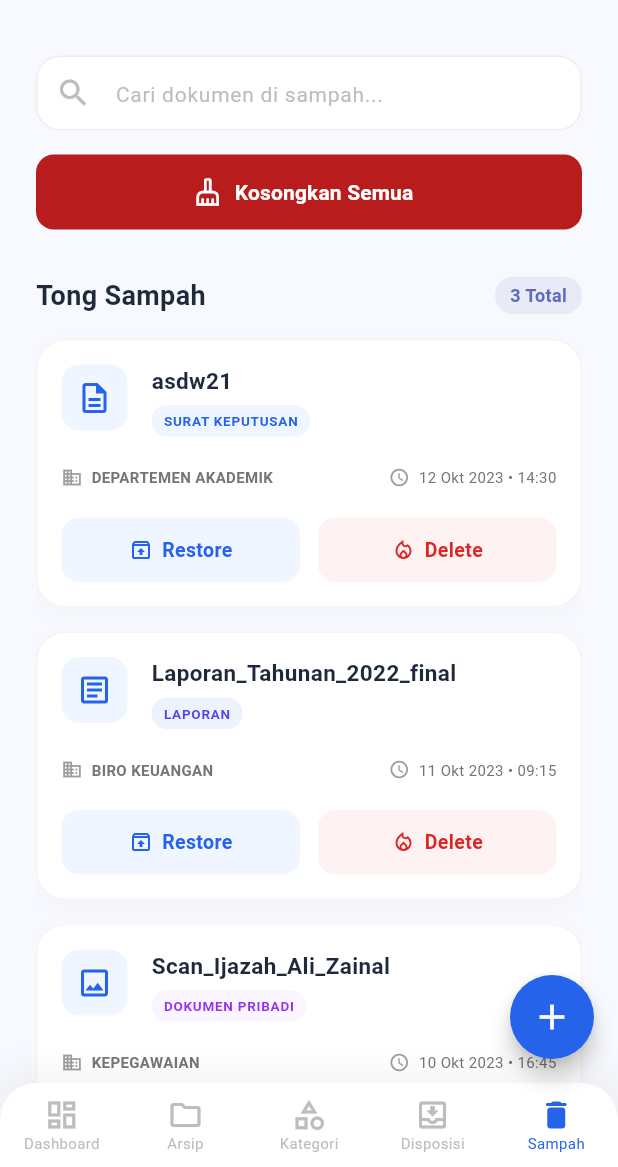
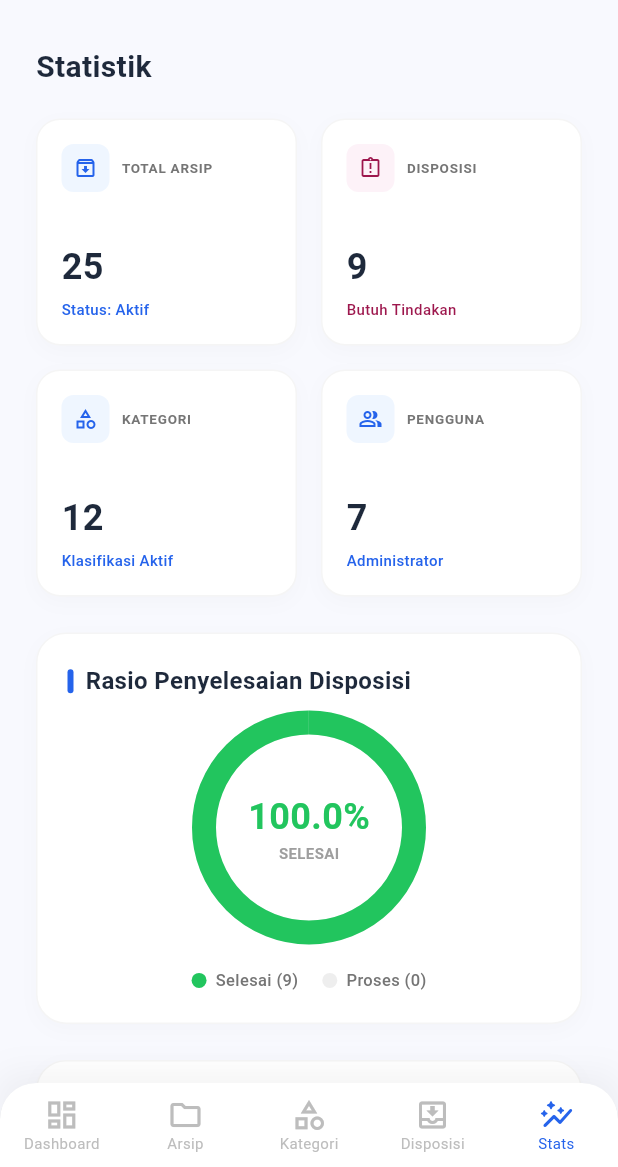
Before and after one commit to SainzLab/eSIP-Mobile, a Flutter app: the MainScreen screen opened directly, item 5 of the bottom bar chosen, on a phone screen of 412 x 824 dp, the part 69-1236 px from its top. Run offline on Flutter 3.47's test engine with Material 3 defaults, Android fonts, the phone set to English and light mode, and no system bars.

Commit message:
update UI statistik role kepsek

```diff
--- a/lib/main_screen.dart
+++ b/lib/main_screen.dart
@@ -4,6 +4,7 @@ import 'archive_screen.dart';
 import 'category_screen.dart';
 import 'disposisi_screen.dart';
 import 'sampah_screen.dart';
+import 'statistik_screen.dart';
 
 class MainScreen extends StatefulWidget {
   const MainScreen({super.key});
@@ -17,25 +18,31 @@ class _MainScreenState extends State<MainScreen> {
   final Color primaryBlue = const Color(0xFF2563EB);
   final Color bgColor = const Color(0xFFF8F9FE);
 
-  final List<Widget> _pages = [
+  // ------------------------------
+  final String currentRole = 'kepsek';
+  // ------------------------------
+
+  List<Widget> _getPages() {
+    return [
       const DashboardScreen(),
       const ArchiveScreen(),
       const CategoryScreen(),
       const DisposisiScreen(),
-    const SampahScreen(),
+      currentRole == 'kepsek' ? const StatistikScreen() : const SampahScreen(),
     ];
+  }
 
   @override
   Widget build(BuildContext context) {
+    final pages = _getPages();
+
     return Scaffold(
       backgroundColor: bgColor,
       appBar: AppBar(
         backgroundColor: bgColor,
         elevation: 0,
-
         scrolledUnderElevation: 0,
         surfaceTintColor: Colors.transparent,
-
         titleSpacing: 24.0,
         title: Text(
           'eSIP',
@@ -58,9 +65,11 @@ class _MainScreenState extends State<MainScreen> {
         ],
       ),
 
-      body: _pages[_selectedIndex],
+      body: pages[_selectedIndex],
 
-      floatingActionButton: FloatingActionButton(
+      floatingActionButton: currentRole == 'kepsek'
+          ? null
+          : FloatingActionButton(
               onPressed: () {},
               backgroundColor: primaryBlue,
               shape: const CircleBorder(),
@@ -92,12 +101,16 @@ class _MainScreenState extends State<MainScreen> {
             unselectedItemColor: Colors.grey.shade400,
             selectedFontSize: 10,
             unselectedFontSize: 10,
-            items: const [
-              BottomNavigationBarItem(icon: Icon(Icons.dashboard_outlined), activeIcon: Icon(Icons.dashboard_rounded), label: 'Dashboard'),
-              BottomNavigationBarItem(icon: Icon(Icons.folder_outlined), activeIcon: Icon(Icons.folder_rounded), label: 'Arsip'),
-              BottomNavigationBarItem(icon: Icon(Icons.category_outlined), activeIcon: Icon(Icons.category_rounded), label: 'Kategori'),
-              BottomNavigationBarItem(icon: Icon(Icons.move_to_inbox_outlined), activeIcon: Icon(Icons.move_to_inbox_rounded), label: 'Disposisi'),
-              BottomNavigationBarItem(icon: Icon(Icons.delete_outline), activeIcon: Icon(Icons.delete_rounded), label: 'Sampah'),
+            items: [
+              const BottomNavigationBarItem(icon: Icon(Icons.dashboard_outlined), activeIcon: Icon(Icons.dashboard_rounded), label: 'Dashboard'),
+              const BottomNavigationBarItem(icon: Icon(Icons.folder_outlined), activeIcon: Icon(Icons.folder_rounded), label: 'Arsip'),
+              const BottomNavigationBarItem(icon: Icon(Icons.category_outlined), activeIcon: Icon(Icons.category_rounded), label: 'Kategori'),
+              const BottomNavigationBarItem(icon: Icon(Icons.move_to_inbox_outlined), activeIcon: Icon(Icons.move_to_inbox_rounded), label: 'Disposisi'),
+
+              if (currentRole == 'kepsek')
+                const BottomNavigationBarItem(icon: Icon(Icons.auto_graph_outlined), activeIcon: Icon(Icons.auto_graph_rounded), label: 'Stats')
+              else
+                const BottomNavigationBarItem(icon: Icon(Icons.delete_outline), activeIcon: Icon(Icons.delete_rounded), label: 'Sampah'),
             ],
           ),
         ),
--- /dev/null
+++ b/lib/statistik_screen.dart
@@ -0,0 +1,292 @@
+import 'package:flutter/material.dart';
+
+class StatistikScreen extends StatelessWidget {
+  const StatistikScreen({super.key});
+
+  @override
+  Widget build(BuildContext context) {
+    final Color bgColor = const Color(0xFFF8F9FE);
+    final Color primaryBlue = const Color(0xFF2563EB);
+    final Color textDark = const Color(0xFF1E293B);
+
+    return Scaffold(
+      backgroundColor: bgColor,
+      body: SafeArea(
+        child: SingleChildScrollView(
+          physics: const BouncingScrollPhysics(),
+          padding: const EdgeInsets.only(top: 20.0, left: 24.0, right: 24.0, bottom: 100.0),
+          child: Column(
+            crossAxisAlignment: CrossAxisAlignment.start,
+            children: [
+              Text(
+                'Statistik',
+                style: TextStyle(
+                  fontSize: 20,
+                  fontWeight: FontWeight.bold,
+                  color: textDark,
+                ),
+              ),
+              const SizedBox(height: 20),
+
+              GridView.count(
+                shrinkWrap: true,
+                physics: const NeverScrollableScrollPhysics(),
+                crossAxisCount: 2,
+                crossAxisSpacing: 16,
+                mainAxisSpacing: 16,
+                childAspectRatio: 1.15,
+                children: [
+                  _buildStatCard(
+                    title: 'TOTAL ARSIP',
+                    value: '25',
+                    subtitle: 'Status: Aktif',
+                    subColor: primaryBlue,
+                    icon: Icons.archive_outlined,
+                    iconBg: const Color(0xFFEFF6FF),
+                    iconColor: primaryBlue,
+                  ),
+                  _buildStatCard(
+                    title: 'DISPOSISI',
+                    value: '9',
+                    subtitle: 'Butuh Tindakan',
+                    subColor: const Color(0xFF9D174D),
+                    icon: Icons.assignment_late_outlined,
+                    iconBg: const Color(0xFFFDF2F8),
+                    iconColor: const Color(0xFF9D174D),
+                  ),
+                  _buildStatCard(
+                    title: 'KATEGORI',
+                    value: '12',
+                    subtitle: 'Klasifikasi Aktif',
+                    subColor: primaryBlue,
+                    icon: Icons.category_outlined,
+                    iconBg: const Color(0xFFEFF6FF),
+                    iconColor: primaryBlue,
+                  ),
+                  _buildStatCard(
+                    title: 'PENGGUNA',
+                    value: '7',
+                    subtitle: 'Administrator',
+                    subColor: primaryBlue,
+                    icon: Icons.people_alt_outlined,
+                    iconBg: const Color(0xFFEFF6FF),
+                    iconColor: primaryBlue,
+                  ),
+                ],
+              ),
+              const SizedBox(height: 24),
+
+              _buildChartContainer(
+                title: 'Rasio Penyelesaian Disposisi',
+                child: Column(
+                  children: [
+                    const SizedBox(height: 16),
+                    Stack(
+                      alignment: Alignment.center,
+                      children: [
+                        SizedBox(
+                          width: 140,
+                          height: 140,
+                          child: CircularProgressIndicator(
+                            value: 1.0,
+                            strokeWidth: 16,
+                            backgroundColor: Colors.grey.shade100,
+                            valueColor: const AlwaysStoppedAnimation<Color>(Color(0xFF22C55E)),
+                          ),
+                        ),
+                        Column(
+                          mainAxisSize: MainAxisSize.min,
+                          children: [
+                            const Text('100.0%', style: TextStyle(fontSize: 24, fontWeight: FontWeight.bold, color: Color(0xFF22C55E))),
+                            Text('SELESAI', style: TextStyle(fontSize: 10, fontWeight: FontWeight.bold, color: Colors.grey.shade500)),
+                          ],
+                        ),
+                      ],
+                    ),
+                    const SizedBox(height: 24),
+                    Row(
+                      mainAxisAlignment: MainAxisAlignment.center,
+                      children: [
+                        _buildLegendItem(const Color(0xFF22C55E), 'Selesai (9)'),
+                        const SizedBox(width: 16),
+                        _buildLegendItem(Colors.grey.shade200, 'Proses (0)'),
+                      ],
+                    ),
+                  ],
+                ),
+              ),
+              const SizedBox(height: 24),
+
+              _buildChartContainer(
+                title: 'Sebaran Arsip per Bidang',
+                actionWidget: const Text('Total: 25', style: TextStyle(fontSize: 11, fontWeight: FontWeight.bold, color: Color(0xFF2563EB))),
+                child: Column(
+                  children: [
+                    const SizedBox(height: 16),
+                    _buildHorizontalBar('Kepegawaian', '8', 0.6, primaryBlue),
+                    _buildHorizontalBar('Humas', '6', 0.45, primaryBlue.withValues(alpha: 0.6)),
+                    _buildHorizontalBar('Kurikulum', '3', 0.25, primaryBlue.withValues(alpha: 0.4)),
+                    _buildHorizontalBar('Kesiswaan', '8', 0.6, primaryBlue),
+                  ],
+                ),
+              ),
+              const SizedBox(height: 24),
+
+              _buildChartContainer(
+                title: 'Rekapitulasi Tren Arsip',
+                child: Column(
+                  children: [
+                    const SizedBox(height: 24),
+                    Row(
+                      mainAxisAlignment: MainAxisAlignment.spaceAround,
+                      crossAxisAlignment: CrossAxisAlignment.end,
+                      children: [
+                        _buildVerticalBar('JAN', 30, primaryBlue.withValues(alpha: 0.3)),
+                        _buildVerticalBar('FEB', 40, primaryBlue.withValues(alpha: 0.4)),
+                        _buildVerticalBar('MAR', 65, primaryBlue.withValues(alpha: 0.6)),
+                        _buildVerticalBar('APR', 90, primaryBlue),
+                        _buildVerticalBar('MEI', 75, primaryBlue.withValues(alpha: 0.8)),
+                        _buildVerticalBar('JUN', 100, primaryBlue.withValues(alpha: 0.5)),
+                      ],
+                    ),
+                    const SizedBox(height: 24),
+                    Container(
+                      padding: const EdgeInsets.symmetric(horizontal: 16, vertical: 12),
+                      decoration: BoxDecoration(
+                        color: const Color(0xFFF8FAFC),
+                        borderRadius: BorderRadius.circular(12),
+                      ),
+                      child: Row(
+                        mainAxisAlignment: MainAxisAlignment.spaceBetween,
+                        children: [
+                          Text('Insight', style: TextStyle(fontSize: 12, color: Colors.grey.shade600)),
+                          Text('+12% Kenaikan dari kuartal 1', style: TextStyle(fontSize: 12, fontWeight: FontWeight.bold, color: primaryBlue)),
+                        ],
+                      ),
+                    ),
+                  ],
+                ),
+              ),
+            ],
+          ),
+        ),
+      ),
+    );
+  }
+
+  Widget _buildStatCard({required String title, required String value, required String subtitle, required Color subColor, required IconData icon, required Color iconBg, required Color iconColor}) {
+    return Container(
+      padding: const EdgeInsets.all(16),
+      decoration: BoxDecoration(
+        color: Colors.white,
+        borderRadius: BorderRadius.circular(16),
+        boxShadow: [BoxShadow(color: Colors.black.withValues(alpha: 0.02), blurRadius: 10, offset: const Offset(0, 4))],
+        border: Border.all(color: Colors.grey.shade100),
+      ),
+      child: Column(
+        crossAxisAlignment: CrossAxisAlignment.start,
+        children: [
+          Row(
+            children: [
+              Container(
+                padding: const EdgeInsets.all(8),
+                decoration: BoxDecoration(color: iconBg, borderRadius: BorderRadius.circular(8)),
+                child: Icon(icon, color: iconColor, size: 16),
+              ),
+              const SizedBox(width: 8),
+              Expanded(child: Text(title, style: TextStyle(fontSize: 9, fontWeight: FontWeight.bold, color: Colors.grey.shade600, letterSpacing: 0.5), maxLines: 1, overflow: TextOverflow.ellipsis)),
+            ],
+          ),
+          const Spacer(),
+          Text(value, style: const TextStyle(fontSize: 24, fontWeight: FontWeight.bold, color: Color(0xFF1E293B))),
+          const SizedBox(height: 4),
+          Text(subtitle, style: TextStyle(fontSize: 10, color: subColor, fontWeight: FontWeight.w500)),
+        ],
+      ),
+    );
+  }
+
+  Widget _buildChartContainer({required String title, required Widget child, Widget? actionWidget}) {
+    return Container(
+      padding: const EdgeInsets.all(20),
+      decoration: BoxDecoration(
+        color: Colors.white,
+        borderRadius: BorderRadius.circular(20),
+        boxShadow: [BoxShadow(color: Colors.black.withValues(alpha: 0.02), blurRadius: 10, offset: const Offset(0, 4))],
+        border: Border.all(color: Colors.grey.shade100),
+      ),
+      child: Column(
+        crossAxisAlignment: CrossAxisAlignment.start,
+        children: [
+          Row(
+            mainAxisAlignment: MainAxisAlignment.spaceBetween,
+            children: [
+              Row(
+                children: [
+                  Container(width: 4, height: 16, decoration: BoxDecoration(color: const Color(0xFF2563EB), borderRadius: BorderRadius.circular(2))),
+                  const SizedBox(width: 8),
+                  Text(title, style: const TextStyle(fontSize: 16, fontWeight: FontWeight.bold, color: Color(0xFF1E293B))),
+                ],
+              ),
+              if (actionWidget != null) actionWidget,
+            ],
+          ),
+          child,
+        ],
+      ),
+    );
+  }
+
+  Widget _buildHorizontalBar(String label, String value, double widthFactor, Color color) {
+    return Padding(
+      padding: const EdgeInsets.only(bottom: 16.0),
+      child: Column(
+        crossAxisAlignment: CrossAxisAlignment.start,
+        children: [
+          Row(
+            mainAxisAlignment: MainAxisAlignment.spaceBetween,
+            children: [
+              Text(label, style: const TextStyle(fontSize: 12, fontWeight: FontWeight.w600, color: Color(0xFF1E293B))),
+              Text(value, style: const TextStyle(fontSize: 12, fontWeight: FontWeight.bold, color: Color(0xFF1E293B))),
+            ],
+          ),
+          const SizedBox(height: 6),
+          Container(
+            height: 8,
+            width: double.infinity,
+            decoration: BoxDecoration(color: Colors.grey.shade100, borderRadius: BorderRadius.circular(4)),
+            child: FractionallySizedBox(
+              alignment: Alignment.centerLeft,
+              widthFactor: widthFactor,
+              child: Container(decoration: BoxDecoration(color: color, borderRadius: BorderRadius.circular(4))),
+            ),
+          ),
+        ],
+      ),
+    );
+  }
+
+  Widget _buildVerticalBar(String label, double height, Color color) {
+    return Column(
+      children: [
+        Container(
+          width: 12,
+          height: height,
+          decoration: BoxDecoration(color: color, borderRadius: BorderRadius.circular(6)),
+        ),
+        const SizedBox(height: 8),
+        Text(label, style: TextStyle(fontSize: 10, fontWeight: FontWeight.bold, color: Colors.grey.shade500)),
+      ],
+    );
+  }
+
+  Widget _buildLegendItem(Color color, String label) {
+    return Row(
+      children: [
+        Container(width: 10, height: 10, decoration: BoxDecoration(color: color, shape: BoxShape.circle)),
+        const SizedBox(width: 6),
+        Text(label, style: TextStyle(fontSize: 11, color: Colors.grey.shade600, fontWeight: FontWeight.w500)),
+      ],
+    );
+  }
+}
```
Lines whose indentation alone changed are shown as unchanged.
